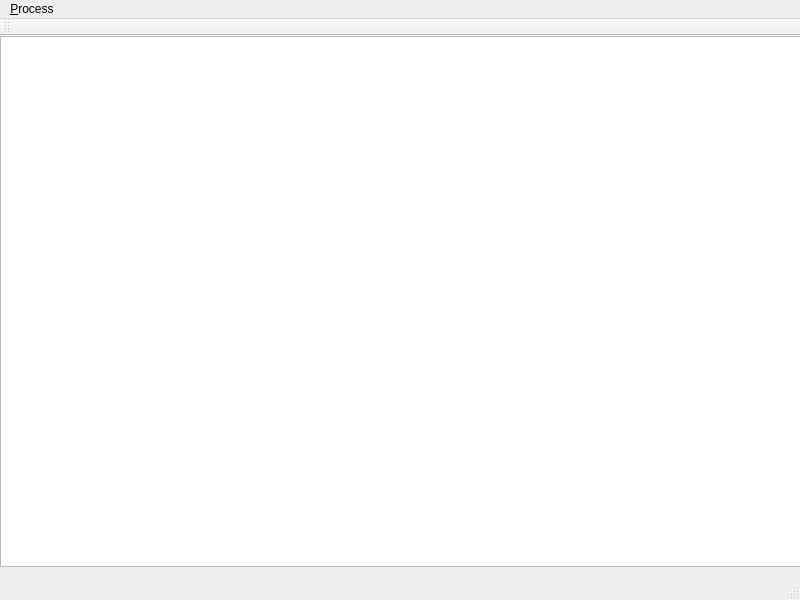
Before: the Qt Designer form code/mainwindow.ui in adhokshajmishra/process_workbench, drawn with Qt 5.
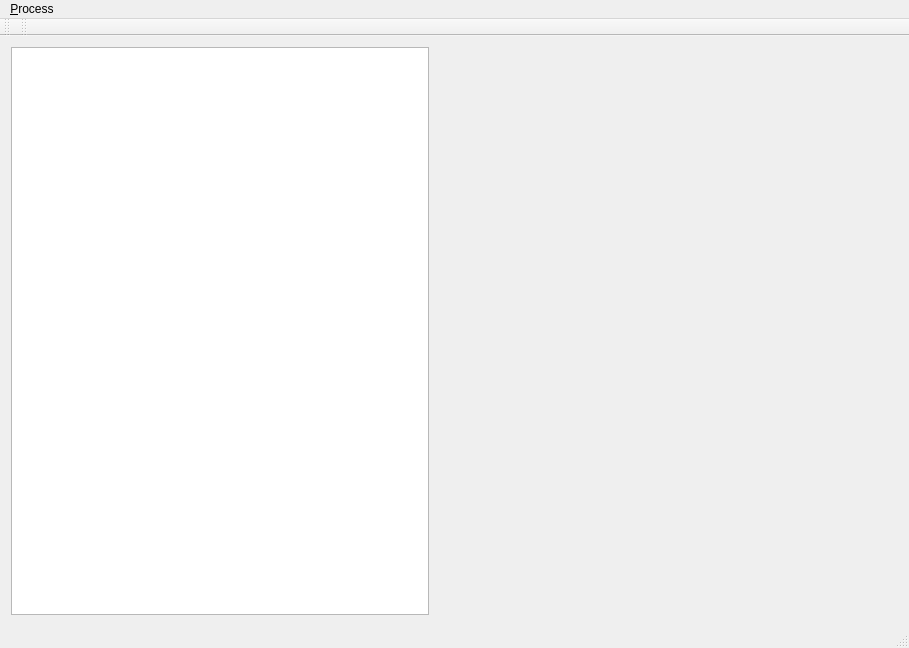
After: the same form once the commit is applied.

Commit message: * Layed the process list in a horizontal layout

Patch:
```diff
--- a/code/mainwindow.ui
+++ b/code/mainwindow.ui
@@ -6,31 +6,59 @@
    <rect>
     <x>0</x>
     <y>0</y>
-    <width>800</width>
-    <height>600</height>
+    <width>909</width>
+    <height>648</height>
    </rect>
   </property>
   <property name="windowTitle">
    <string>Process Analyzer</string>
   </property>
   <widget class="QWidget" name="centralWidget">
-   <widget class="QTableView" name="tableProcesses">
-    <property name="geometry">
-     <rect>
-      <x>0</x>
-      <y>0</y>
-      <width>801</width>
-      <height>531</height>
-     </rect>
-    </property>
-   </widget>
+   <layout class="QGridLayout" name="gridLayout">
+    <item row="0" column="0">
+     <layout class="QHBoxLayout" name="horizontalLayout">
+      <property name="sizeConstraint">
+       <enum>QLayout::SetMaximumSize</enum>
+      </property>
+      <item>
+       <widget class="QTableView" name="tableProcesses">
+        <property name="sizePolicy">
+         <sizepolicy hsizetype="Expanding" vsizetype="Expanding">
+          <horstretch>0</horstretch>
+          <verstretch>0</verstretch>
+         </sizepolicy>
+        </property>
+        <property name="maximumSize">
+         <size>
+          <width>418</width>
+          <height>999999</height>
+         </size>
+        </property>
+       </widget>
+      </item>
+      <item>
+       <spacer name="horizontalSpacer">
+        <property name="orientation">
+         <enum>Qt::Horizontal</enum>
+        </property>
+        <property name="sizeHint" stdset="0">
+         <size>
+          <width>40</width>
+          <height>20</height>
+         </size>
+        </property>
+       </spacer>
+      </item>
+     </layout>
+    </item>
+   </layout>
   </widget>
   <widget class="QMenuBar" name="menuBar">
    <property name="geometry">
     <rect>
      <x>0</x>
      <y>0</y>
-     <width>800</width>
+     <width>909</width>
      <height>29</height>
     </rect>
    </property>
@@ -51,6 +79,17 @@
    </attribute>
   </widget>
   <widget class="QStatusBar" name="statusBar"/>
+  <widget class="QToolBar" name="toolBar">
+   <property name="windowTitle">
+    <string>toolBar</string>
+   </property>
+   <attribute name="toolBarArea">
+    <enum>TopToolBarArea</enum>
+   </attribute>
+   <attribute name="toolBarBreak">
+    <bool>false</bool>
+   </attribute>
+  </widget>
   <action name="action_Refresh">
    <property name="text">
     <string>&amp;Refresh</string>
```
